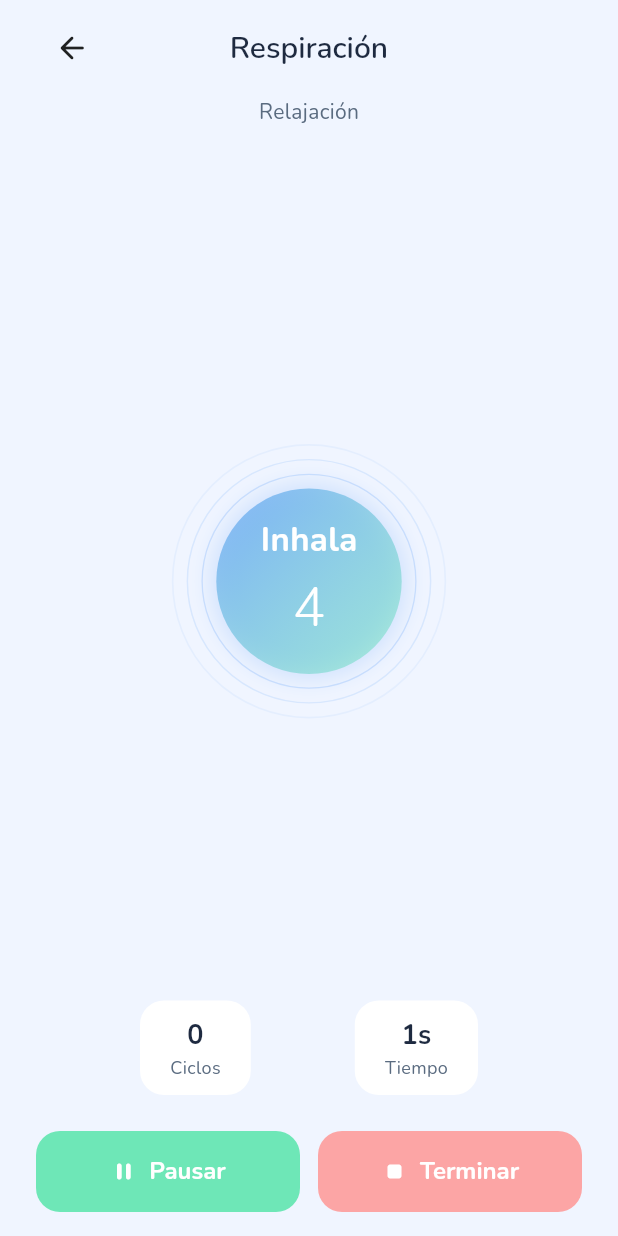
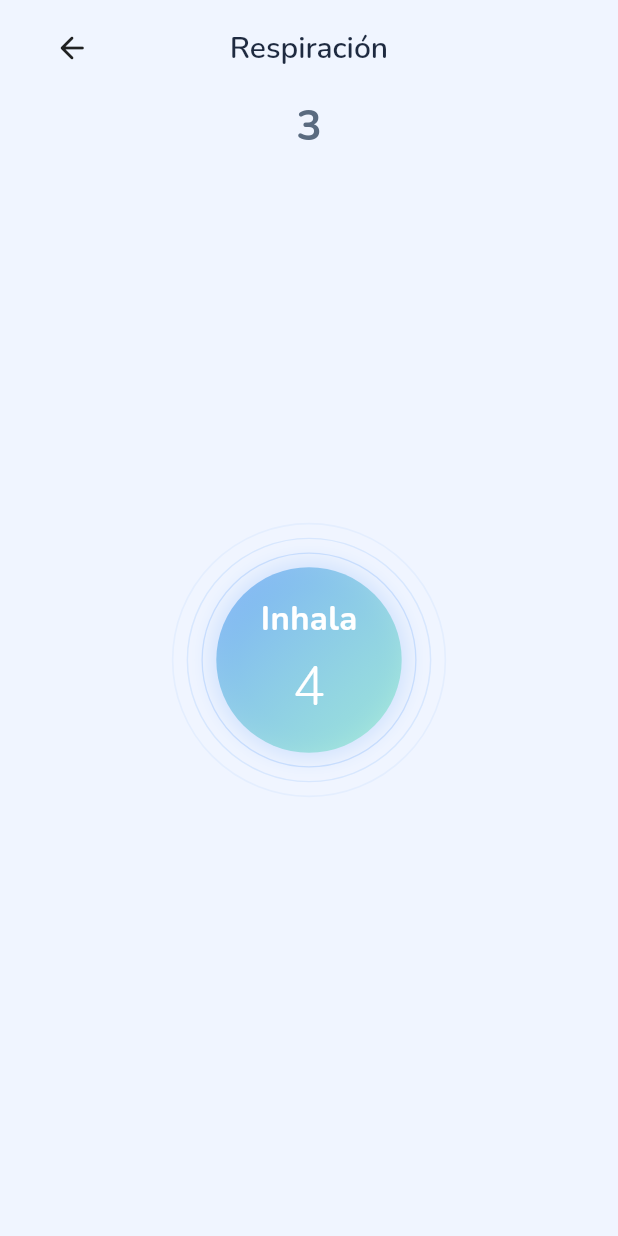
Before and after one commit to nachoGR8/desestres, a Flutter app: the BreathingGame screen opened directly, after a tap on "Comenzar", on a phone screen of 412 x 824 dp. Run offline on Flutter 3.47's test engine with Material 3 defaults, Android fonts, the phone set to English and light mode, and no system bars; our stand-ins replace audioplayers, fl_chart, flutter_animate, google_fonts, hive, hive_flutter and 1 more; accounts and stored records are empty.

Commit message:
v2.3: Fix breathing animation + add relaxing countdown
- FIX: animation now starts in initState when isRunning is already true
  (key change created new widget but forward() was never called)
- Add 5-step countdown: Prepárate → 3 → 2 → 1 → Respira 🤍
- Pattern selector and buttons hidden during countdown
- Fix info chip colors for dark mode
- Cancel countdown timer on dispose

```diff
--- a/lib/screens/games/breathing_game.dart
+++ b/lib/screens/games/breathing_game.dart
@@ -17,15 +17,46 @@ class _BreathingGameState extends State<BreathingGame> {
   int _selectedPatternIndex = 0;
   bool _isRunning = false;
   bool _hasStarted = false;
+  bool _isCountingDown = false;
+  int _countdownValue = 0;
   int _cyclesCompleted = 0;
   int _elapsedSeconds = 0;
   int _sessionKey = 0;
   Timer? _timer;
+  Timer? _countdownTimer;
+
+  static const _countdownMessages = [
+    'Respira... 🤍',
+    '1',
+    '2',
+    '3',
+    'Prepárate...',
+  ];
 
   BreathingPattern get _pattern => breathingPatterns[_selectedPatternIndex];
 
-  void _start() {
+  void _beginCountdown() {
     setState(() {
+      _isCountingDown = true;
+      _countdownValue = 4; // "Prepárate..." then 3, 2, 1, "Respira..."
+    });
+    _countdownTimer = Timer.periodic(const Duration(seconds: 1), (timer) {
+      if (!mounted) {
+        timer.cancel();
+        return;
+      }
+      if (_countdownValue <= 0) {
+        timer.cancel();
+        _startBreathing();
+      } else {
+        setState(() => _countdownValue--);
+      }
+    });
+  }
+
+  void _startBreathing() {
+    setState(() {
+      _isCountingDown = false;
       _isRunning = true;
       _hasStarted = true;
       _cyclesCompleted = 0;
@@ -118,6 +149,7 @@ class _BreathingGameState extends State<BreathingGame> {
   @override
   void dispose() {
     _timer?.cancel();
+    _countdownTimer?.cancel();
     super.dispose();
   }
 
@@ -156,11 +188,20 @@ class _BreathingGameState extends State<BreathingGame> {
               ),
               const SizedBox(height: 8),
               Text(
-                _hasStarted ? _pattern.name : 'Elige un patrón y comienza',
-                style: Theme.of(context).textTheme.bodyMedium,
+                _isCountingDown
+                    ? _countdownMessages[_countdownValue]
+                    : _hasStarted
+                        ? _pattern.name
+                        : 'Elige un patrón y comienza',
+                style: Theme.of(context).textTheme.bodyMedium?.copyWith(
+                      fontSize: _isCountingDown && _countdownValue >= 1 && _countdownValue <= 3
+                          ? 28
+                          : null,
+                      fontWeight: _isCountingDown ? FontWeight.w700 : null,
+                    ),
               ),
               const SizedBox(height: 24),
-              if (!_hasStarted) ...[
+              if (!_hasStarted && !_isCountingDown) ...[
                 SizedBox(
                   height: 90,
                   child: ListView.separated(
@@ -239,17 +280,19 @@ class _BreathingGameState extends State<BreathingGame> {
                 ),
                 const SizedBox(height: 24),
               ],
-              if (!_hasStarted)
+              if (!_hasStarted && !_isCountingDown)
                 SizedBox(
                   width: double.infinity,
                   child: ElevatedButton(
-                    onPressed: _start,
+                    onPressed: _beginCountdown,
                     child: const Text('Comenzar'),
                   ),
                 )
                     .animate()
                     .fadeIn(duration: 400.ms)
                     .slideY(begin: 0.2, end: 0, duration: 400.ms)
+              else if (_isCountingDown)
+                const SizedBox(height: 56)
               else
                 Row(
                   children: [
@@ -290,19 +333,18 @@ class _BreathingGameState extends State<BreathingGame> {
     return Container(
       padding: const EdgeInsets.symmetric(horizontal: 20, vertical: 10),
       decoration: BoxDecoration(
-        color: Colors.white,
+        color: Theme.of(context).colorScheme.surface,
         borderRadius: BorderRadius.circular(16),
       ),
       child: Column(
         children: [
           Text(value,
-              style: const TextStyle(
+              style: TextStyle(
                   fontSize: 18,
                   fontWeight: FontWeight.w700,
-                  color: AppTheme.textPrimary)),
+                  color: Theme.of(context).textTheme.bodyLarge?.color)),
           Text(label,
-              style: const TextStyle(
-                  fontSize: 12, color: AppTheme.textSecondary)),
+              style: Theme.of(context).textTheme.bodyMedium),
         ],
       ),
     );
--- a/lib/widgets/breathing_circle.dart
+++ b/lib/widgets/breathing_circle.dart
@@ -80,6 +80,13 @@ class BreathingCircleState extends State<BreathingCircle>
     _controller = AnimationController(vsync: this);
     _buildAnimation();
     _phaseSecondsRemaining = widget.pattern.inhaleSeconds;
+    if (widget.isRunning) {
+      WidgetsBinding.instance.addPostFrameCallback((_) {
+        if (mounted && widget.isRunning) {
+          _controller.forward(from: 0);
+        }
+      });
+    }
   }
 
   void _buildAnimation() {
```
